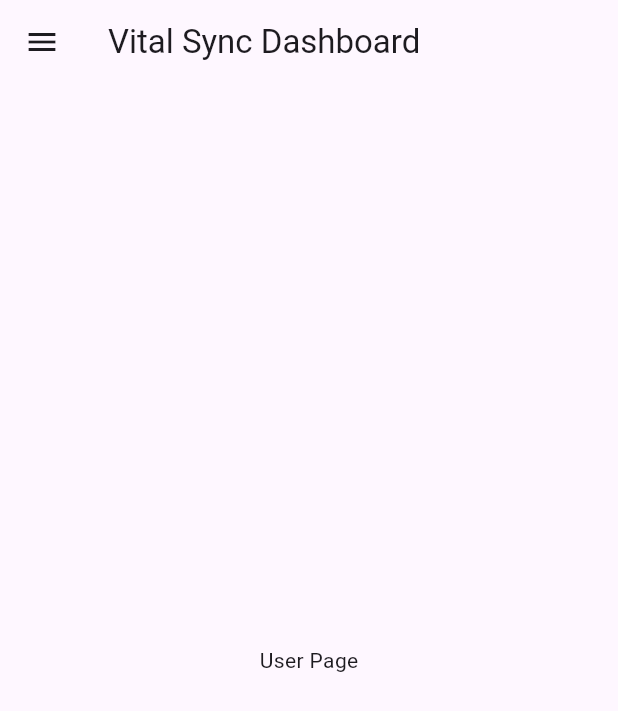
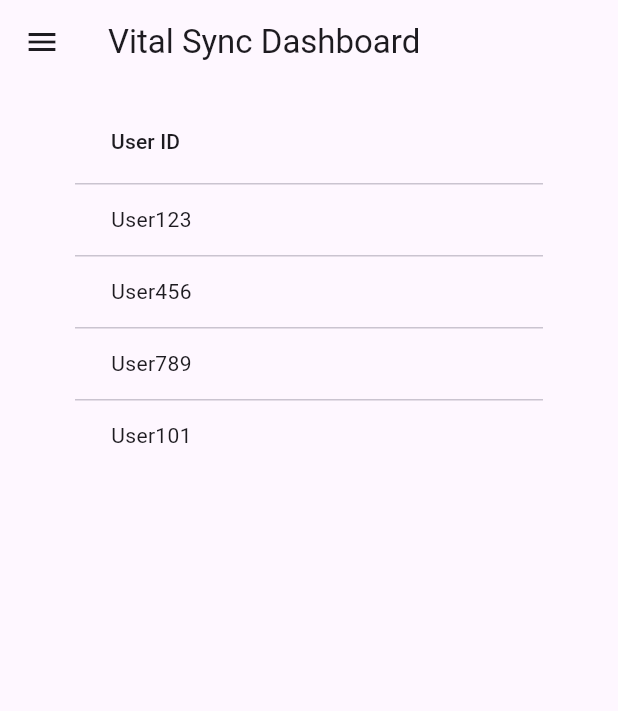
Before and after one commit to SuyeongOh/vitalsync_web, a Flutter app: the screen it shows after launch, on a phone screen of 412 x 824 dp. Shown: the top 711 px of the screen. Run offline on Flutter 3.47's test engine with Material 3 defaults, Android fonts, the phone set to English and light mode, and no system bars; our stand-ins replace equatable, fl_chart, flutter_bloc, package_info_plus.

Commit message:
add chart view

```diff
--- a/vitalsync_dashboard/lib/ui/page_main.dart
+++ b/vitalsync_dashboard/lib/ui/page_main.dart
@@ -1,4 +1,6 @@
+import 'package:flutter/cupertino.dart';
 import 'package:flutter/material.dart';
+import 'package:fl_chart/fl_chart.dart';
 
 class MainPage extends StatefulWidget {
   late MainPageState _state;
@@ -12,9 +14,8 @@ class MainPage extends StatefulWidget {
   }
 
   MainPageState getState() {
-    if(!isInitialize){
+    if (!isInitialize) {
       createState();
-
     }
     return _state;
   }
@@ -25,8 +26,8 @@ class MainPageState extends State<MainPage> {
 
   // 각 페이지에 대한 위젯 리스트
   final List<Widget> _pages = [
-    Center(child: Text('User Page')),
-    Center(child: Text('Chart Page')),
+    Center(child: userBody()),
+    Center(child: dataBody()),
     Center(child: Text('Settings Page')),
   ];
 
@@ -41,3 +42,59 @@ class MainPageState extends State<MainPage> {
     return _pages[_selectedPageIndex];
   }
 }
+
+Widget userBody() {
+  final List<String> userIds = ['User123', 'User456', 'User789', 'User101'];
+  return Container(
+    alignment: Alignment.topCenter,
+    child: SingleChildScrollView(
+      scrollDirection: Axis.vertical,
+      padding: EdgeInsets.fromLTRB(50, 10, 50, 0),
+      child: DataTable(
+        columns: const [
+          DataColumn(label: Text('User ID')),
+        ],
+        rows: userIds
+            .map((userId) => DataRow(
+                  cells: [
+                    DataCell(Text(userId)),
+                  ],
+                ))
+            .toList(),
+      ),
+    ),
+  );
+}
+
+Widget dataBody() {
+  final List<double> chartData = [70, 75, 80, 85];
+  List<FlSpot> chartDataSpot = [];
+  for (double i = 1; i <= chartData.length; i++) {
+    chartDataSpot.add(FlSpot(i, chartData[i.toInt() - 1]));
+  }
+  return Container(
+    alignment: Alignment.topLeft,
+    padding: EdgeInsets.fromLTRB(50, 10, 50, 0),
+    child: Column(
+      children: [
+        const Text("Hello"),
+        Expanded(
+          child: LineChart(LineChartData(
+              gridData: FlGridData(show: true),
+              titlesData: FlTitlesData(show: true),
+              borderData: FlBorderData(show: true),
+              lineBarsData: [
+                LineChartBarData(
+                  spots: chartDataSpot,
+                  isCurved: true,
+                  color: Colors.blue,
+                  barWidth: 5,
+                  isStrokeCapRound: true,
+                  dotData: FlDotData(show: true),
+                ),
+              ])),
+        )
+      ]
+    )
+  );
+}
```
